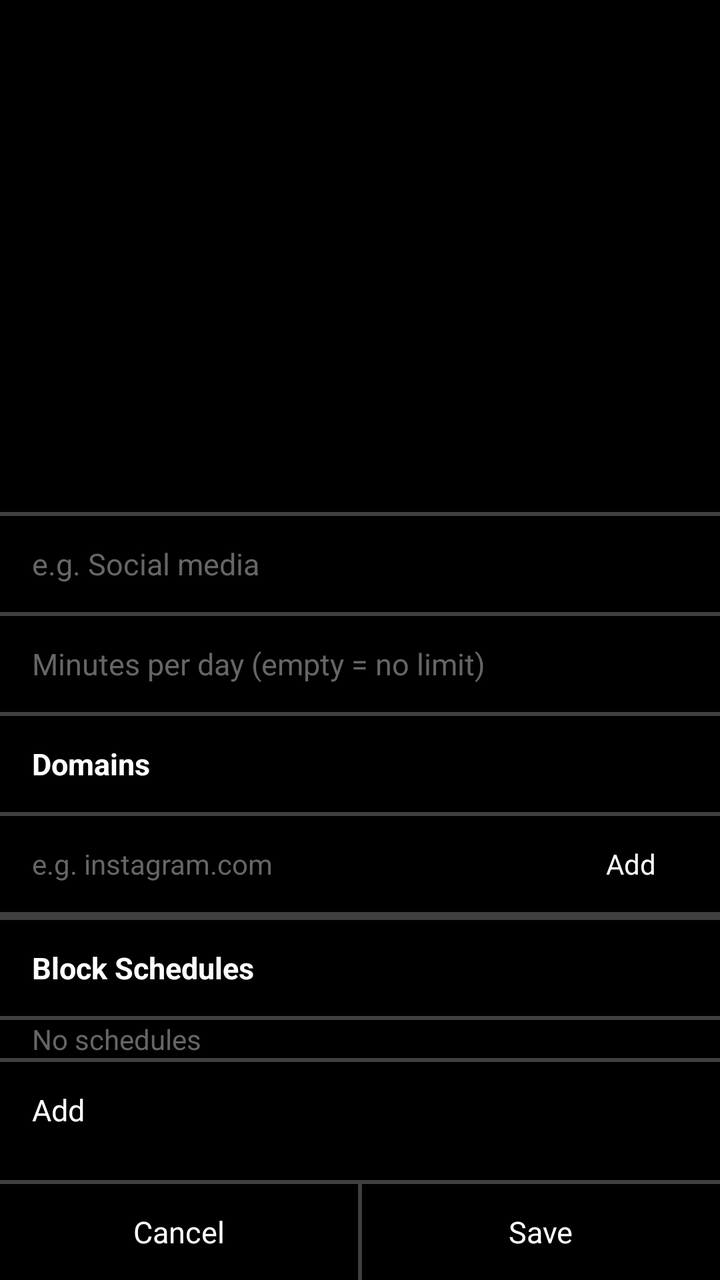
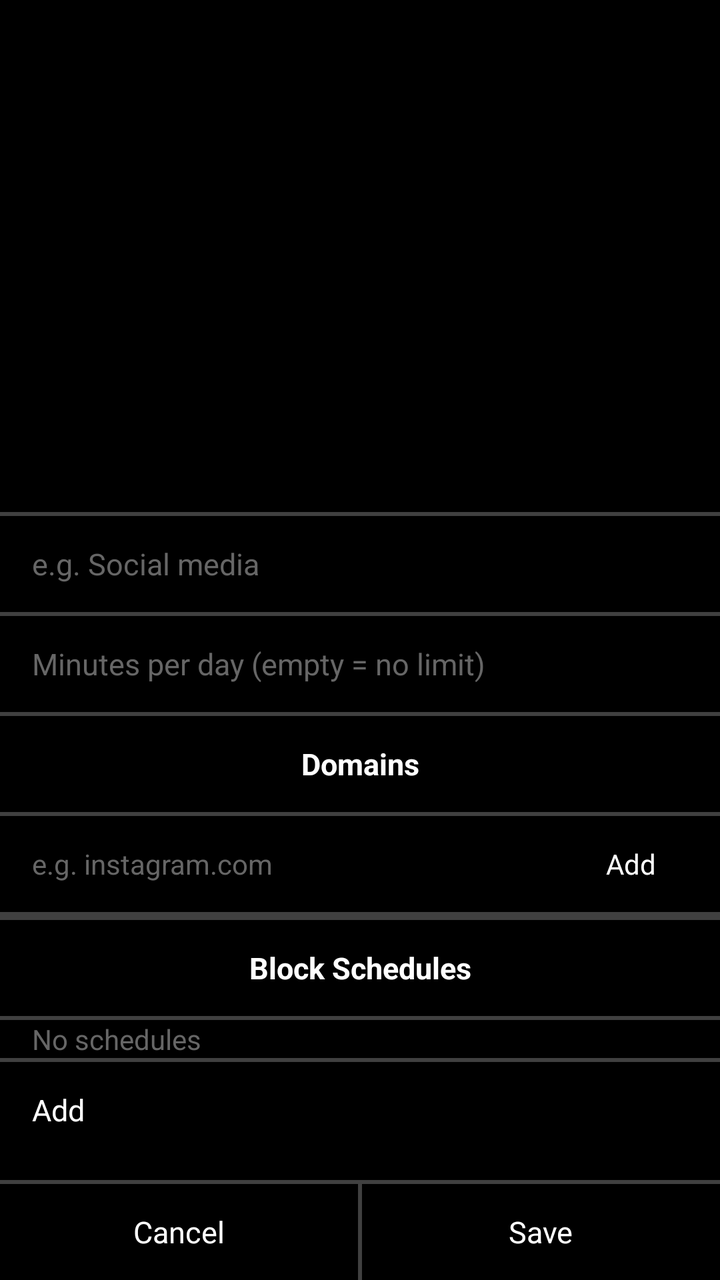

Compare the two renders of this Android layout. The source of the first and the diff that turns it into the second are given below.
<!-- AndroidManifest.xml: application theme Theme.ITNSecureBrowser -->
<!-- res/layout/activity_group_edit.xml -->
<?xml version="1.0" encoding="utf-8"?>
<LinearLayout xmlns:android="http://schemas.android.com/apk/res/android"
    android:layout_width="match_parent"
    android:layout_height="match_parent"
    android:orientation="vertical"
    android:background="@color/bg">

    <include layout="@layout/item_page_title" />

    <View
        android:layout_width="match_parent"
        android:layout_height="@dimen/divider"
        android:background="@drawable/divider_horizontal" />

    <ScrollView
        android:layout_width="match_parent"
        android:layout_height="0dp"
        android:layout_weight="1"
        android:fillViewport="true">

        <LinearLayout
            android:layout_width="match_parent"
            android:layout_height="wrap_content"
            android:orientation="vertical">

            <EditText
                android:id="@+id/inputName"
                android:layout_width="match_parent"
                android:layout_height="@dimen/row_height"
                android:background="@android:color/transparent"
                android:gravity="center_vertical"
                android:paddingHorizontal="@dimen/padding"
                android:textColor="@color/text_primary"
                android:textColorHint="@color/text_hint"
                android:hint="@string/group_name_hint"
                android:inputType="text"
                android:singleLine="true"
                android:textSize="15sp" />

            <View
                android:layout_width="match_parent"
                android:layout_height="@dimen/divider"
                android:background="@drawable/divider_horizontal" />

            <EditText
                android:id="@+id/inputLimit"
                android:layout_width="match_parent"
                android:layout_height="@dimen/row_height"
                android:background="@android:color/transparent"
                android:gravity="center_vertical"
                android:paddingHorizontal="@dimen/padding"
                android:textColor="@color/text_primary"
                android:textColorHint="@color/text_hint"
                android:hint="@string/group_limit_hint"
                android:inputType="number"
                android:singleLine="true"
                android:textSize="15sp" />

            <View
                android:layout_width="match_parent"
                android:layout_height="@dimen/divider"
                android:background="@drawable/divider_horizontal" />

            <TextView
                android:layout_width="match_parent"
                android:layout_height="@dimen/row_height"
                android:gravity="center_vertical"
                android:paddingHorizontal="@dimen/padding"
                android:text="Domains"
                android:textColor="@color/text_primary"
                android:textSize="15sp"
                android:textStyle="bold" />

            <View
                android:layout_width="match_parent"
                android:layout_height="@dimen/divider"
                android:background="@drawable/divider_horizontal" />

            <LinearLayout
                android:layout_width="match_parent"
                android:layout_height="@dimen/row_height"
                android:orientation="horizontal"
                android:gravity="center_vertical"
                android:paddingHorizontal="@dimen/padding">

                <EditText
                    android:id="@+id/inputDomain"
                    android:layout_width="0dp"
                    android:layout_height="@dimen/content_height"
                    android:layout_weight="1"
                    android:background="@android:color/transparent"
                    android:textColor="@color/text_primary"
                    android:textColorHint="@color/text_hint"
                    android:hint="@string/add_domain_hint"
                    android:inputType="textUri"
                    android:singleLine="true"
                    android:textSize="14sp" />

                <TextView
                    android:id="@+id/btnAddDomain"
                    android:layout_width="wrap_content"
                    android:layout_height="@dimen/content_height"
                    android:gravity="center"
                    android:paddingHorizontal="@dimen/padding"
                    android:text="@string/btn_add"
                    android:textColor="@color/text_primary"
                    android:textSize="14sp"
                    android:background="?android:attr/selectableItemBackground" />
            </LinearLayout>

            <View
                android:layout_width="match_parent"
                android:layout_height="@dimen/divider"
                android:background="@drawable/divider_horizontal" />

            <TextView
                android:id="@+id/domainError"
                android:layout_width="match_parent"
                android:layout_height="wrap_content"
                android:paddingHorizontal="@dimen/padding"
                android:textColor="@color/status_off"
                android:textSize="13sp"
                android:visibility="gone" />

            <ListView
                android:id="@+id/domainList"
                android:layout_width="match_parent"
                android:layout_height="wrap_content"
                android:divider="@drawable/divider_horizontal"
                android:dividerHeight="@dimen/divider" />

            <View
                android:layout_width="match_parent"
                android:layout_height="@dimen/divider"
                android:background="@drawable/divider_horizontal" />

            <TextView
                android:layout_width="match_parent"
                android:layout_height="@dimen/row_height"
                android:gravity="center_vertical"
                android:paddingHorizontal="@dimen/padding"
                android:text="Block Schedules"
                android:textColor="@color/text_primary"
                android:textSize="15sp"
                android:textStyle="bold" />

            <View
                android:layout_width="match_parent"
                android:layout_height="@dimen/divider"
                android:background="@drawable/divider_horizontal" />

            <TextView
                android:id="@+id/noSchedules"
                android:layout_width="match_parent"
                android:layout_height="wrap_content"
                android:paddingHorizontal="@dimen/padding"
                android:text="@string/no_schedules"
                android:textColor="@color/text_hint"
                android:textSize="14sp" />

            <ListView
                android:id="@+id/scheduleList"
                android:layout_width="match_parent"
                android:layout_height="wrap_content"
                android:divider="@drawable/divider_horizontal"
                android:dividerHeight="@dimen/divider" />

            <View
                android:layout_width="match_parent"
                android:layout_height="@dimen/divider"
                android:background="@drawable/divider_horizontal" />

            <TextView
                android:id="@+id/btnAddSchedule"
                android:layout_width="match_parent"
                android:layout_height="@dimen/row_height"
                android:background="?android:attr/selectableItemBackground"
                android:gravity="center_vertical"
                android:paddingHorizontal="@dimen/padding"
                android:text="@string/btn_add"
                android:textColor="@color/text_primary"
                android:textSize="15sp" />
        </LinearLayout>
    </ScrollView>

    <View
        android:layout_width="match_parent"
        android:layout_height="@dimen/divider"
        android:background="@drawable/divider_horizontal" />

    <LinearLayout
        android:layout_width="match_parent"
        android:layout_height="@dimen/row_height"
        android:orientation="horizontal">

        <TextView
            android:id="@+id/btnCancel"
            android:layout_width="0dp"
            android:layout_height="match_parent"
            android:layout_weight="1"
            android:gravity="center"
            android:text="@string/btn_cancel"
            android:textColor="@color/text_primary"
            android:textSize="15sp"
            android:background="?android:attr/selectableItemBackground" />

        <View
            android:layout_width="@dimen/divider"
            android:layout_height="match_parent"
            android:background="@drawable/divider_vertical" />

        <TextView
            android:id="@+id/btnSave"
            android:layout_width="0dp"
            android:layout_height="match_parent"
            android:layout_weight="1"
            android:gravity="center"
            android:text="@string/btn_save"
            android:textColor="@color/text_primary"
            android:textSize="15sp"
            android:background="?android:attr/selectableItemBackground" />
    </LinearLayout>
</LinearLayout>
<!-- res/layout/item_page_title.xml (included above) -->
<?xml version="1.0" encoding="utf-8"?>
<FrameLayout xmlns:android="http://schemas.android.com/apk/res/android"
    android:id="@+id/pageTitleContainer"
    android:layout_width="match_parent"
    android:layout_height="@dimen/page_title_height"
    android:background="@color/bg">

    <TextView
        android:id="@+id/pageTitle"
        android:layout_width="match_parent"
        android:layout_height="wrap_content"
        android:layout_gravity="center"
        android:gravity="center"
        android:paddingHorizontal="@dimen/padding"
        android:textColor="@color/text_primary"
        android:textSize="24sp"
        android:textStyle="bold" />
</FrameLayout>
<!-- resources referenced by this layout -->
<resources>
  <color name="bg">@android:color/black</color>
  <color name="status_off">#FFCC0000</color>
  <color name="text_hint">#FF666666</color>
  <color name="text_primary">@android:color/white</color>
  <dimen name="content_height">32dp</dimen>
  <dimen name="divider">2dp</dimen>
  <dimen name="padding">16dp</dimen>
  <dimen name="page_title_height">256dp</dimen>
  <dimen name="row_height">48dp</dimen>
  <!-- drawable divider_horizontal (drawable) -->
  <?xml version="1.0" encoding="utf-8"?>
  <shape xmlns:android="http://schemas.android.com/apk/res/android"
      android:shape="rectangle">
      <solid android:color="@color/divider" />
      <size android:height="@dimen/divider" />
  </shape>
  <!-- drawable divider_vertical (drawable) -->
  <?xml version="1.0" encoding="utf-8"?>
  <shape xmlns:android="http://schemas.android.com/apk/res/android"
      android:shape="rectangle">
      <solid android:color="@color/divider" />
      <size android:width="@dimen/divider" />
  </shape>
  <string name="add_domain_hint">e.g. instagram.com</string>
  <string name="btn_add">Add</string>
  <string name="btn_cancel">Cancel</string>
  <string name="btn_save">Save</string>
  <string name="group_limit_hint">Minutes per day (empty = no limit)</string>
  <string name="group_name_hint">e.g. Social media</string>
  <string name="no_schedules">No schedules</string>
  <style name="Theme.ITNSecureBrowser" parent="android:Theme.Material.NoActionBar">
          <item name="android:windowNoTitle">true</item>
          <item name="android:windowFullscreen">false</item>
          <item name="android:statusBarColor">@android:color/transparent</item>
          <item name="android:navigationBarColor">@android:color/transparent</item>
      </style>
  <color name="divider">#80808080</color>
</resources>

<!-- the commit's change to res/layout/activity_group_edit.xml (unified diff, before → after) -->
@@ -64,7 +64,7 @@
             <TextView
                 android:layout_width="match_parent"
                 android:layout_height="@dimen/row_height"
-                android:gravity="center_vertical"
+                android:gravity="center"
                 android:paddingHorizontal="@dimen/padding"
                 android:text="Domains"
                 android:textColor="@color/text_primary"
@@ -137,7 +137,7 @@
             <TextView
                 android:layout_width="match_parent"
                 android:layout_height="@dimen/row_height"
-                android:gravity="center_vertical"
+                android:gravity="center"
                 android:paddingHorizontal="@dimen/padding"
                 android:text="Block Schedules"
                 android:textColor="@color/text_primary"
